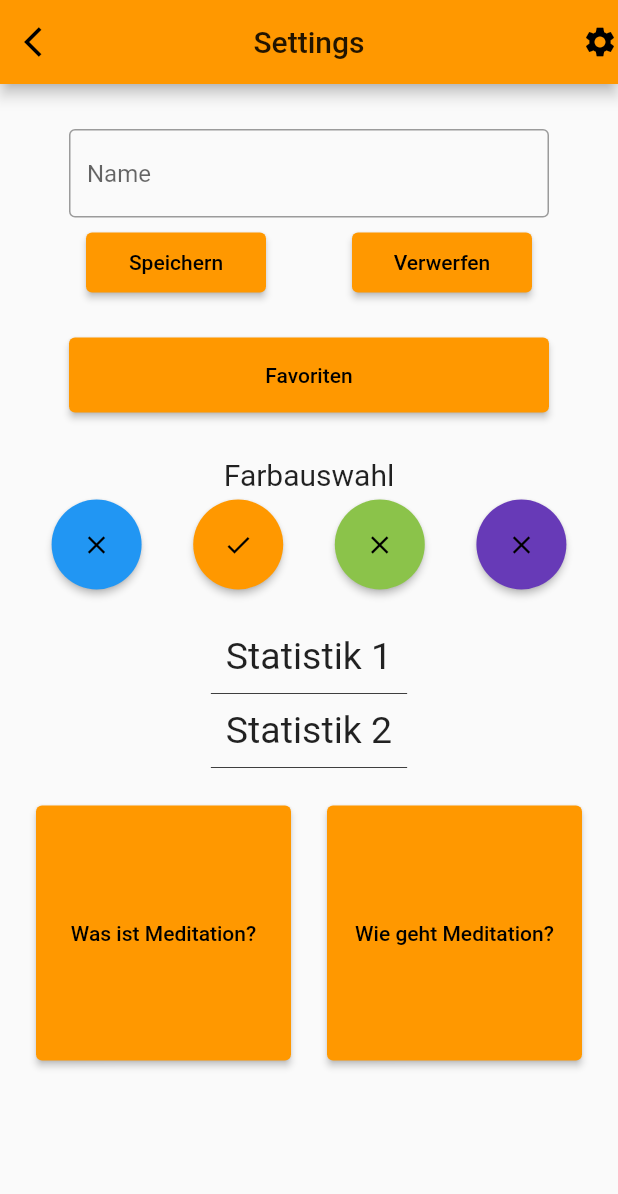
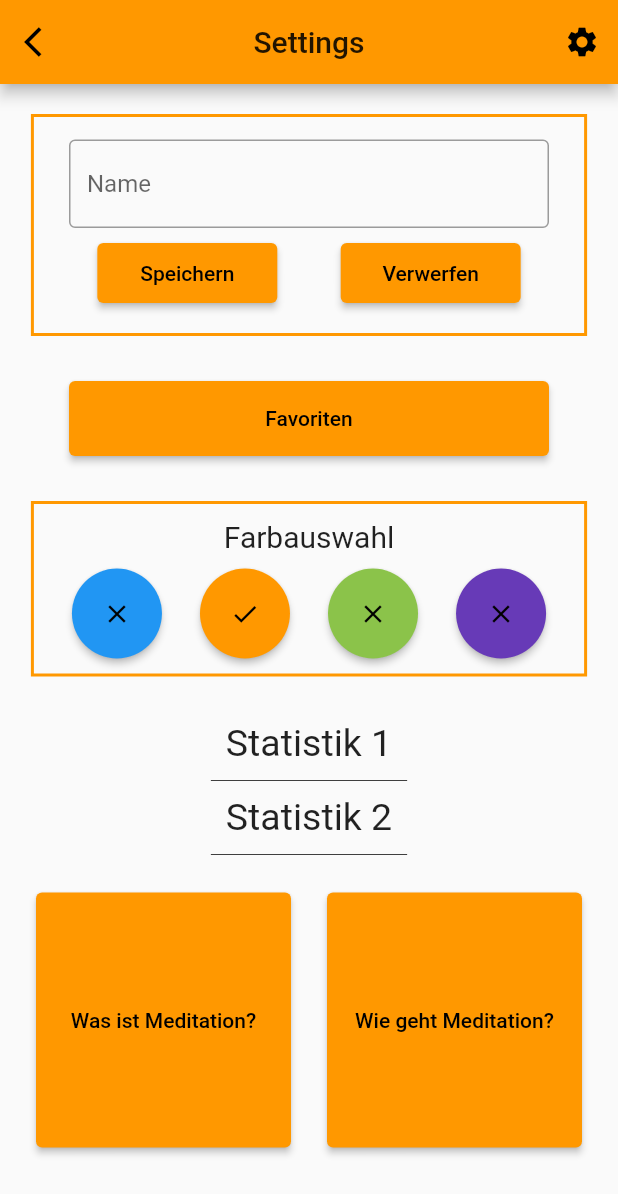
Before and after one commit to PascalWitzel/meditations_app, a Flutter app: the screen it shows after launch, after a tap on the "settings" icon, on a phone screen of 412 x 824 dp. Shown: the top 1194 px of the screen. Run offline on Flutter 3.47's test engine with Material 2 defaults, Android fonts, the phone set to English and light mode, and no system bars; our stand-ins replace google_fonts, shared_preferences; missing offline and left inert: confirm_dialog.

Commit message:
- Setting Screen Fieldsets eingefügt - AppBar Setting Icon Padding eingefügt

```diff
--- a/lib/screens/appbar.dart
+++ b/lib/screens/appbar.dart
@@ -12,12 +12,15 @@ AppBar appbarhome(BuildContext context, String title) {
     ),
     leading: Icon(Icons.house),
     actions: [
-      GestureDetector(
+      Padding(
+        padding: const EdgeInsets.only(right: 12.0),
+        child: GestureDetector(
           child: Icon(Icons.settings),
           onTap: () {
             Navigator.push(context,
                 MaterialPageRoute(builder: (context) => settingsScreen()));
           },
+        ),
       )
     ],
   );
@@ -38,12 +41,15 @@ AppBar appbarback(BuildContext context, String title) {
       },
     ),
     actions: [
-      GestureDetector(
+      Padding(
+        padding: const EdgeInsets.only(right: 12.0),
+        child: GestureDetector(
           child: Icon(Icons.settings),
           onTap: () {
             Navigator.push(context,
                 MaterialPageRoute(builder: (context) => settingsScreen()));
           },
+        ),
       )
     ],
   );
@@ -64,19 +70,21 @@ AppBar appbarende(BuildContext context, String title) {
           content: Text('Willst du die Meditation wirklich abbrechen?'),
           textOK: Text('Ja'),
           textCancel: Text('Nein'),
-
         )) {
           Navigator.push(context, MaterialPageRoute(builder: (context) => HomeScreen()));
         }
       },
     ),
     actions: [
-      GestureDetector(
+      Padding(
+        padding: const EdgeInsets.only(right: 12.0),
+        child: GestureDetector(
           child: Icon(Icons.settings),
           onTap: () {
             Navigator.push(context,
                 MaterialPageRoute(builder: (context) => settingsScreen()));
           },
+        ),
       )
     ],
   );
--- a/lib/screens/settingsScreen.dart
+++ b/lib/screens/settingsScreen.dart
@@ -40,19 +40,31 @@ class _settingsScreenState extends State<settingsScreen> {
 
     return Scaffold(
       appBar: appbarback(context, "Settings"),
-      body: Column(
+      body: SingleChildScrollView(
+        child: Column(
+          children: [
+            Padding(
+              padding: const EdgeInsets.only(top: 20.0),
+              child: Container(
+                width: MediaQuery.of(context).size.width * 0.9,
+                decoration: BoxDecoration(
+                  border: Border.all(
+                    color: Theme.of(context).primaryColor,
+                    width: 2.0,
+                  ),
+                ),
+                child: Column(
                 children: [
                   Center(
                     child: Padding(
                       padding: const EdgeInsets.all(10.0),
                       child: Container(
-                margin: EdgeInsets.only(
-                    left: 0.0, top: 20.0, right: 0.0, bottom: 0.0),
+                        margin: EdgeInsets.only(top: 5.0),
                         width: 320,
                         child: TextField(
                           controller: _controller,
                           decoration: InputDecoration(
-                      border: OutlineInputBorder(), hintText: 'Name'),
+                              border: OutlineInputBorder(), hintText: 'Name', focusColor: Theme.of(context).primaryColor),
                         ),
                       ),
                     ),
@@ -84,12 +96,16 @@ class _settingsScreenState extends State<settingsScreen> {
                       ),
                     ],
                   ),
+                  SizedBox(height: 20.0)
+                ]),
+              ),
+            ),
             Center(
               child: Padding(
                 padding: const EdgeInsets.all(10.0),
                 child: Container(
                   margin: EdgeInsets.only(
-                    left: 0.0, top: 20.0, right: 0.0, bottom: 0.0),
+                      left: 0.0, top: 20.0, right: 0.0, bottom: 20.0),
                   width: 320,
                   height: 50,
                   child: ElevatedButton(
@@ -105,8 +121,18 @@ class _settingsScreenState extends State<settingsScreen> {
               ),
             ),
             Container(
+              width: MediaQuery.of(context).size.width * 0.9,
+              decoration: BoxDecoration(
+                border: Border.all(
+                  color: Theme.of(context).primaryColor,
+                  width: 2.0,
+                ),
+              ),
+              child: Column(
+                children: [
+                  Container(
                     margin: EdgeInsets.only(
-                left: 0.0, top: 20.0, right: 0.0, bottom: 5.0),
+                        left: 0.0, top: 10.0, right: 0.0, bottom: 10.0),
                     child: Text(
                       "Farbauswahl",
                       style: TextStyle(
@@ -176,6 +202,10 @@ class _settingsScreenState extends State<settingsScreen> {
                       ),
                     ],
                   ),
+                  SizedBox(height: 10.0),
+                ],
+              ),
+            ),
             Column(
               children: [
                 Container(
@@ -244,6 +274,7 @@ class _settingsScreenState extends State<settingsScreen> {
             ),
           ],
         ),
+      ),
     );
   }
 
```
Lines whose indentation alone changed are shown as unchanged.
